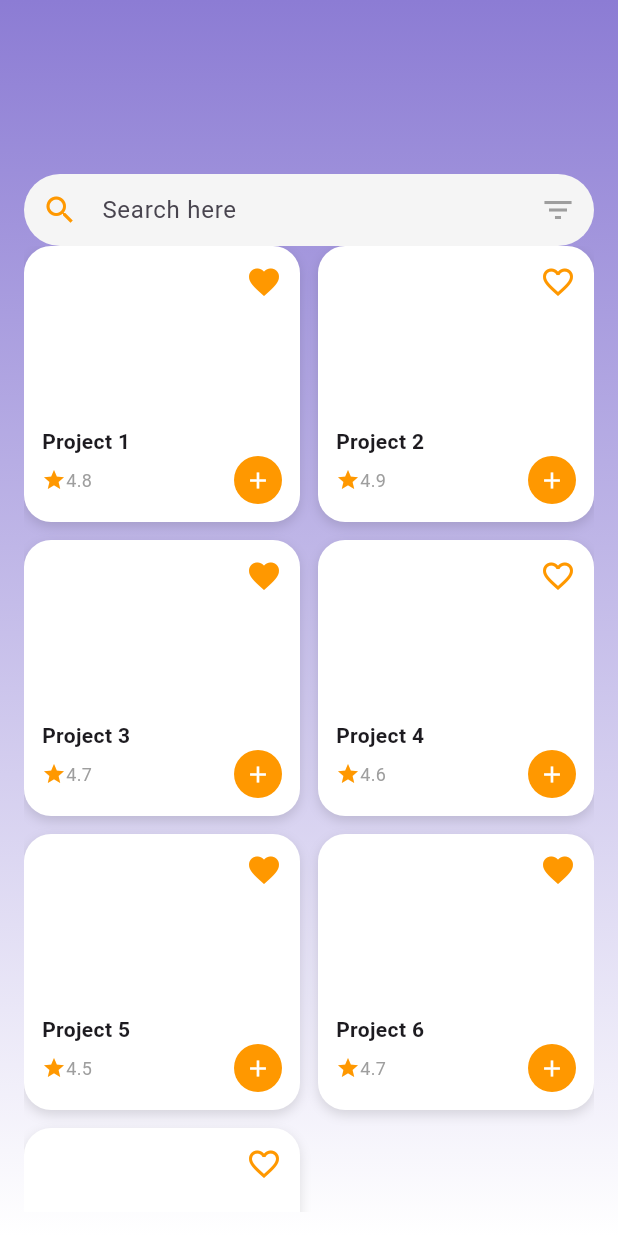
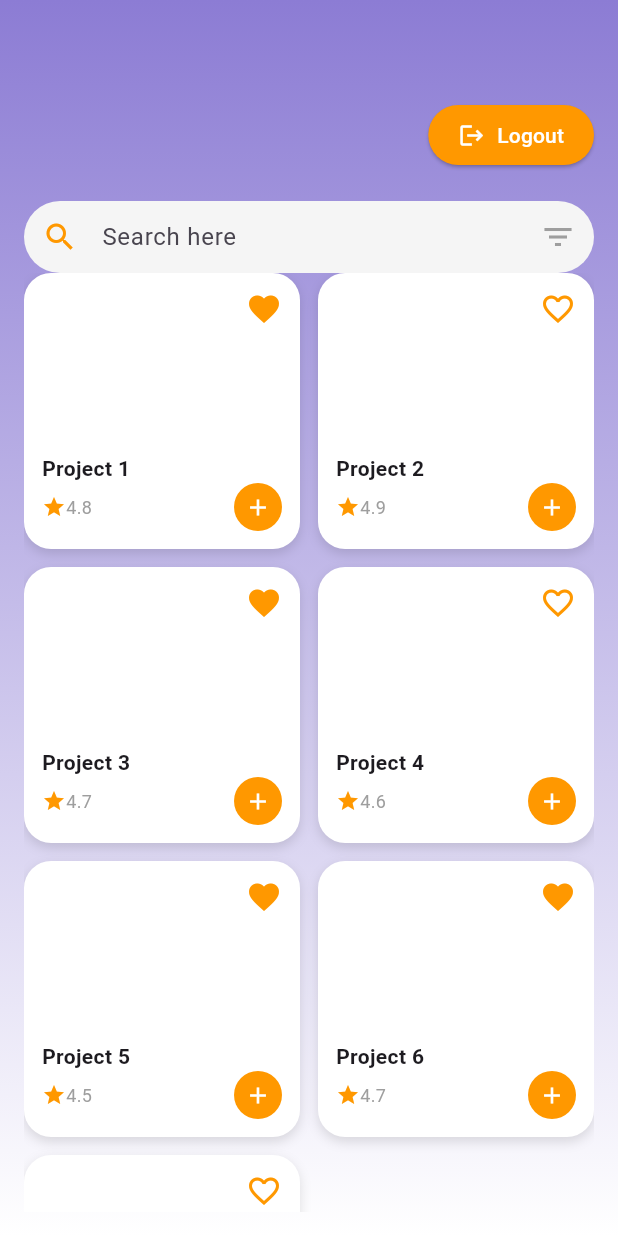
Before and after one commit to fasnafebin24/smartalloc, a Flutter app: the HomeScreen screen opened directly, on a phone screen of 412 x 824 dp. Run offline on Flutter 3.47's test engine with Material 3 defaults, Android fonts, the phone set to English and light mode, and no system bars; our stand-ins replace cloud_firestore, firebase_auth, firebase_core, shared_preferences; accounts and stored records are empty.

Commit message:
logout  completed

```diff
--- a/lib/features/admin/home/home_screen.dart
+++ b/lib/features/admin/home/home_screen.dart
@@ -729,7 +729,7 @@ class UpdateProjectPage extends StatelessWidget {
     return Scaffold(
       appBar: AppBar(
         title: const Text("Update Project"),
-        backgroundColor: const Color(0xFFFF5722),
+        backgroundColor: const Color.fromARGB(255, 119, 78, 65),
         foregroundColor: Colors.white,
       ),
       body: ListView.builder(
--- a/lib/features/home/home _screen.dart
+++ b/lib/features/home/home _screen.dart
@@ -1,4 +1,6 @@
 import 'package:flutter/material.dart';
+import 'package:shared_preferences/shared_preferences.dart';
+import 'package:smartalloc/features/authentification/login_screen.dart';
 
 // Add these dependencies to pubspec.yaml:
 // flutter_pdfview: ^1.3.2
@@ -32,7 +34,30 @@ class _HomeScreenState extends State<HomeScreen> {
           padding: const EdgeInsets.all(16.0),
           child: Column(
             children: [
-              SizedBox(height: 100),
+              SizedBox(height: 50),
+              // Logout Button
+              Align(
+                alignment: Alignment.topRight,
+                child: ElevatedButton.icon(
+                  onPressed: () {
+                    _showLogoutDialog(context);
+                  },
+                  icon: const Icon(Icons.logout, size: 18),
+                  label: const Text("Logout"),
+                  style: ElevatedButton.styleFrom(
+                    backgroundColor: Colors.orange,
+                    foregroundColor: Colors.white,
+                    padding: const EdgeInsets.symmetric(
+                      horizontal: 20,
+                      vertical: 10,
+                    ),
+                    shape: RoundedRectangleBorder(
+                      borderRadius: BorderRadius.circular(20),
+                    ),
+                  ),
+                ),
+              ),
+              const SizedBox(height: 20),
               TextField(
                 decoration: InputDecoration(
                   hintText: "Search here",
@@ -68,6 +93,46 @@ class _HomeScreenState extends State<HomeScreen> {
           ),
         ),
       ),
+    );
+  }
+
+  void _showLogoutDialog(BuildContext context) {
+    showDialog(
+      context: context,
+      builder: (BuildContext context) {
+        return AlertDialog(
+          shape: RoundedRectangleBorder(
+            borderRadius: BorderRadius.circular(20),
+          ),
+          title: const Text("Logout"),
+          content: const Text("Are you sure you want to logout?"),
+          actions: [
+            TextButton(
+              onPressed: () => Navigator.pop(context),
+              child: const Text("Cancel"),
+            ),
+            ElevatedButton(
+              onPressed: ()async {
+                SharedPreferences prefs = await  SharedPreferences.getInstance();
+                prefs.clear();
+                Navigator.pushAndRemoveUntil(context, MaterialPageRoute(builder:(context) => LoginScreen(),), (route) => false,);
+                // Add your logout logic here
+                // For example: navigate to login screen
+                ScaffoldMessenger.of(context).showSnackBar(
+                  const SnackBar(
+                    content: Text("Logged out successfully!"),
+                    backgroundColor: Colors.green,
+                  ),
+                );
+              },
+              style: ElevatedButton.styleFrom(
+                backgroundColor: Colors.orange,
+              ),
+              child: const Text("Logout", style: TextStyle(color: Colors.white)),
+            ),
+          ],
+        );
+      },
     );
   }
 
```
